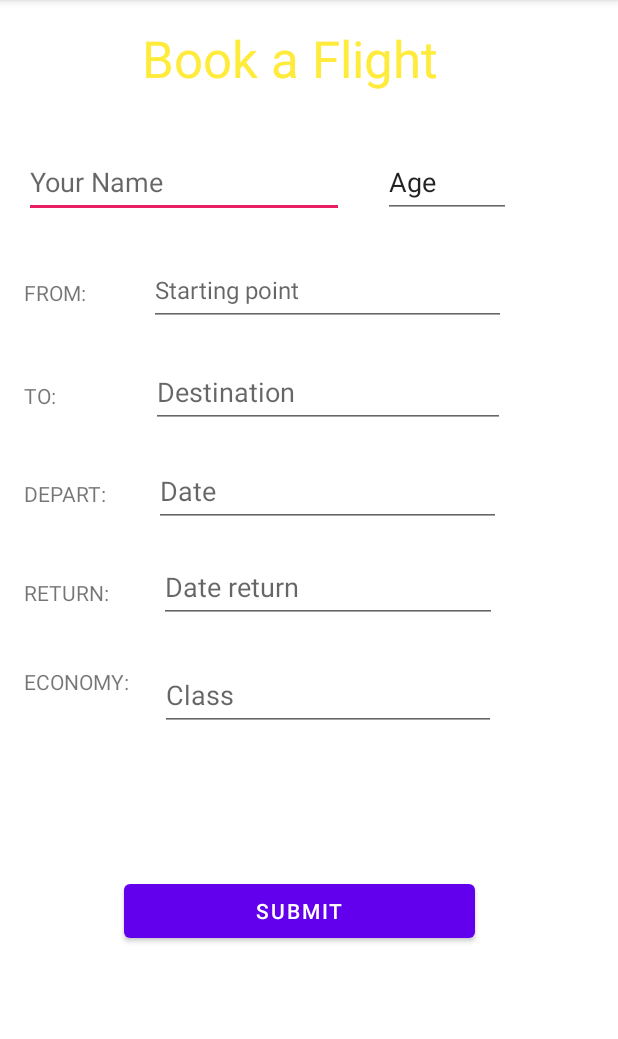
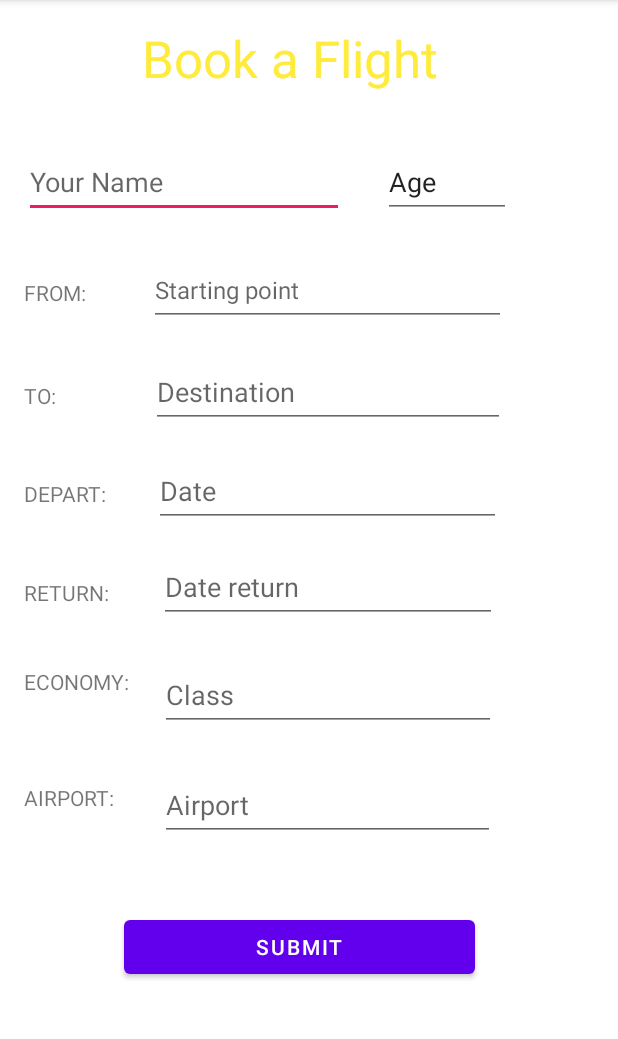
Before and after one commit to gilbertKorir/Flight-Tracker-Android, an Android app: the BookingActivity screen opened directly, with no data from a screen before it, on a phone screen of 412 x 824 dp, the part 84-1123 px from its top. Run offline under Robolectric (Android 15) with nearby library versions, the phone set to English and light mode, and no system bars.

Commit message:
ft:customized the booking layout

```diff
--- a/app/src/main/res/layout/activity_booking.xml
+++ b/app/src/main/res/layout/activity_booking.xml
@@ -145,13 +145,13 @@
         android:layout_width="234dp"
         android:layout_height="48dp"
         android:layout_marginStart="135dp"
-        android:layout_marginTop="168dp"
+        android:layout_marginTop="120dp"
         android:layout_marginEnd="182dp"
         android:text="Submit"
         app:layout_constraintEnd_toEndOf="parent"
         app:layout_constraintHorizontal_bias="0.378"
         app:layout_constraintStart_toStartOf="parent"
-        app:layout_constraintTop_toBottomOf="@+id/returnDate" />
+        app:layout_constraintTop_toBottomOf="@+id/economyClass" />
 
     <TextView
         android:id="@+id/textView14"
@@ -163,7 +163,7 @@
         app:layout_constraintTop_toBottomOf="@+id/df" />
 
     <EditText
-        android:id="@+id/editTextTextPersonName5"
+        android:id="@+id/economyClass"
         android:layout_width="224dp"
         android:layout_height="48dp"
         android:layout_marginTop="24dp"
@@ -173,4 +173,25 @@
         app:layout_constraintEnd_toEndOf="@+id/returnDate"
         app:layout_constraintStart_toStartOf="@+id/returnDate"
         app:layout_constraintTop_toBottomOf="@+id/returnDate" />
+
+    <TextView
+        android:id="@+id/textView15"
+        android:layout_width="68dp"
+        android:layout_height="28dp"
+        android:layout_marginTop="40dp"
+        android:text="AIRPORT:"
+        app:layout_constraintStart_toStartOf="@+id/textView14"
+        app:layout_constraintTop_toBottomOf="@+id/textView14" />
+
+    <EditText
+        android:id="@+id/airportEdit"
+        android:layout_width="223dp"
+        android:layout_height="48dp"
+        android:layout_marginTop="25dp"
+        android:ems="10"
+        android:hint="Airport"
+        android:inputType="textPersonName"
+        app:layout_constraintEnd_toEndOf="@+id/economyClass"
+        app:layout_constraintStart_toStartOf="@+id/economyClass"
+        app:layout_constraintTop_toBottomOf="@+id/economyClass" />
 </androidx.constraintlayout.widget.ConstraintLayout>
```
